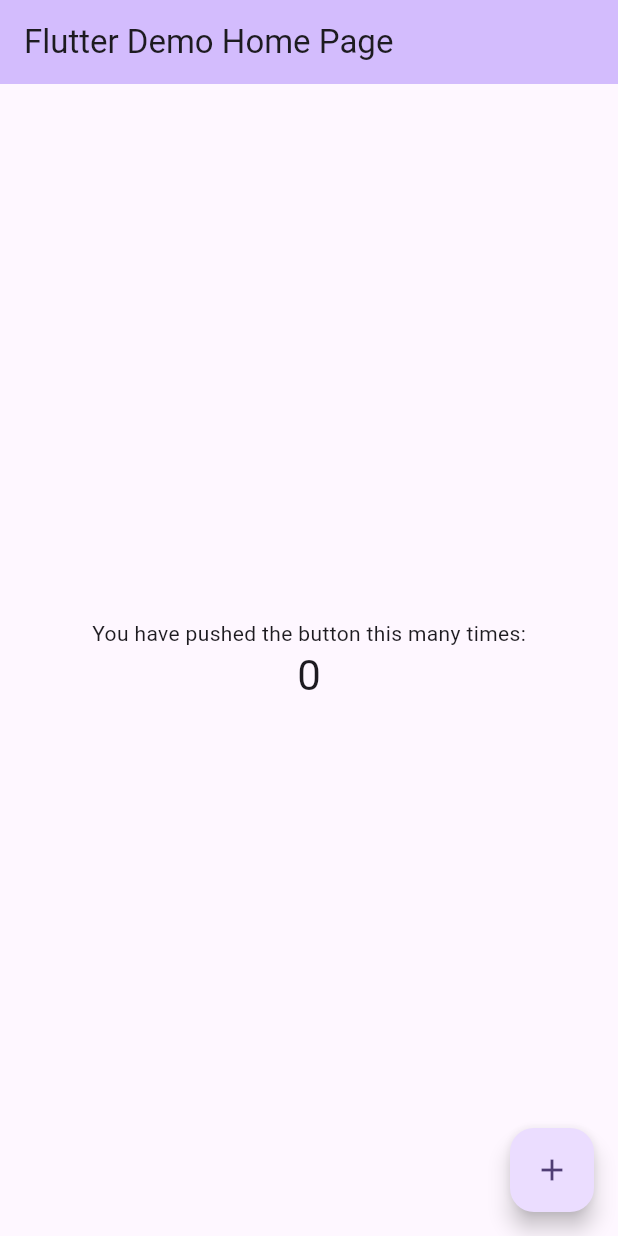
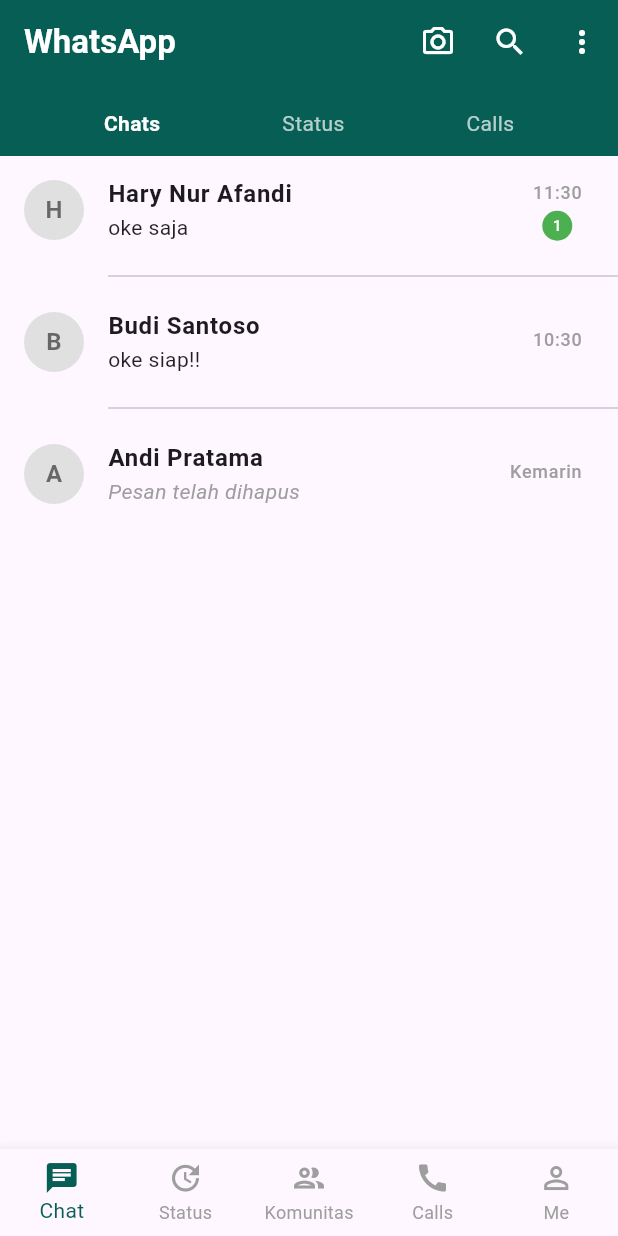
Before and after one commit to harynurafandi/flutter_ui, a Flutter app: the screen it shows after launch, on a phone screen of 412 x 824 dp. Run offline on Flutter 3.47's test engine with Material 3 defaults, Android fonts, the phone set to English and light mode, and no system bars.

Commit message:
feat: implementasi pemisahan halaman ke folder pages sesuai arsitektur

```diff
--- a/lib/main.dart
+++ b/lib/main.dart
@@ -1,4 +1,5 @@
 import 'package:flutter/material.dart';
+import 'pages/chat_list_screen.dart'; // Import halaman utama dari folder pages
 
 void main() {
   runApp(const MyApp());
@@ -7,116 +8,20 @@ void main() {
 class MyApp extends StatelessWidget {
   const MyApp({super.key});
 
-  // This widget is the root of your application.
   @override
   Widget build(BuildContext context) {
     return MaterialApp(
-      title: 'Flutter Demo',
+      title: 'WhatsApp UI',
+      debugShowCheckedModeBanner: false,
       theme: ThemeData(
-        // This is the theme of your application.
-        //
-        // TRY THIS: Try running your application with "flutter run". You'll see
-        // the application has a purple toolbar. Then, without quitting the app,
-        // try changing the seedColor in the colorScheme below to Colors.green
-        // and then invoke "hot reload" (save your changes or press the "hot
-        // reload" button in a Flutter-supported IDE, or press "r" if you used
-        // the command line to start the app).
-        //
-        // Notice that the counter didn't reset back to zero; the application
-        // state is not lost during the reload. To reset the state, use hot
-        // restart instead.
-        //
-        // This works for code too, not just values: Most code changes can be
-        // tested with just a hot reload.
-        colorScheme: .fromSeed(seedColor: Colors.deepPurple),
+        primaryColor: const Color(0xFF075E54),
+        appBarTheme: const AppBarTheme(
+          backgroundColor: Color(0xFF075E54),
+          foregroundColor: Colors.white,
+        ),
       ),
-      home: const MyHomePage(title: 'Flutter Demo Home Page'),
+      // Langsung mengarah ke Halaman Utama di folder pages sesuai arsitektur dosen
+      home: const ChatListScreen(),
     );
   }
 }
-
-class MyHomePage extends StatefulWidget {
-  const MyHomePage({super.key, required this.title});
-
-  // This widget is the home page of your application. It is stateful, meaning
-  // that it has a State object (defined below) that contains fields that affect
-  // how it looks.
-
-  // This class is the configuration for the state. It holds the values (in this
-  // case the title) provided by the parent (in this case the App widget) and
-  // used by the build method of the State. Fields in a Widget subclass are
-  // always marked "final".
-
-  final String title;
-
-  @override
-  State<MyHomePage> createState() => _MyHomePageState();
-}
-
-class _MyHomePageState extends State<MyHomePage> {
-  int _counter = 0;
-
-  void _incrementCounter() {
-    setState(() {
-      // This call to setState tells the Flutter framework that something has
-      // changed in this State, which causes it to rerun the build method below
-      // so that the display can reflect the updated values. If we changed
-      // _counter without calling setState(), then the build method would not be
-      // called again, and so nothing would appear to happen.
-      _counter++;
-    });
-  }
-
-  @override
-  Widget build(BuildContext context) {
-    // This method is rerun every time setState is called, for instance as done
-    // by the _incrementCounter method above.
-    //
-    // The Flutter framework has been optimized to make rerunning build methods
-    // fast, so that you can just rebuild anything that needs updating rather
-    // than having to individually change instances of widgets.
-    return Scaffold(
-      appBar: AppBar(
-        // TRY THIS: Try changing the color here to a specific color (to
-        // Colors.amber, perhaps?) and trigger a hot reload to see the AppBar
-        // change color while the other colors stay the same.
-        backgroundColor: Theme.of(context).colorScheme.inversePrimary,
-        // Here we take the value from the MyHomePage object that was created by
-        // the App.build method, and use it to set our appbar title.
-        title: Text(widget.title),
-      ),
-      body: Center(
-        // Center is a layout widget. It takes a single child and positions it
-        // in the middle of the parent.
-        child: Column(
-          // Column is also a layout widget. It takes a list of children and
-          // arranges them vertically. By default, it sizes itself to fit its
-          // children horizontally, and tries to be as tall as its parent.
-          //
-          // Column has various properties to control how it sizes itself and
-          // how it positions its children. Here we use mainAxisAlignment to
-          // center the children vertically; the main axis here is the vertical
-          // axis because Columns are vertical (the cross axis would be
-          // horizontal).
-          //
-          // TRY THIS: Invoke "debug painting" (choose the "Toggle Debug Paint"
-          // action in the IDE, or press "p" in the console), to see the
-          // wireframe for each widget.
-          mainAxisAlignment: .center,
-          children: [
-            const Text('You have pushed the button this many times:'),
-            Text(
-              '$_counter',
-              style: Theme.of(context).textTheme.headlineMedium,
-            ),
-          ],
-        ),
-      ),
-      floatingActionButton: FloatingActionButton(
-        onPressed: _incrementCounter,
-        tooltip: 'Increment',
-        child: const Icon(Icons.add),
-      ),
-    );
-  }
-}
--- /dev/null
+++ b/lib/pages/chat_list_screen.dart
@@ -0,0 +1,119 @@
+import 'package:flutter/material.dart';
+import 'chat_room_screen.dart'; // Menghubungkan ke halaman chat room
+
+class ChatListScreen extends StatelessWidget {
+  const ChatListScreen({super.key});
+
+  @override
+  Widget build(BuildContext context) {
+    // Data list chat sesuai sketsa kertas pink Anda
+    final List<Map<String, dynamic>> chatList = [
+      {
+        'name': 'Hary Nur Afandi',
+        'lastMessage': 'oke saja',
+        'time': '11:30',
+        'unread': 1,
+      },
+      {
+        'name': 'Budi Santoso',
+        'lastMessage': 'oke siap!!',
+        'time': '10:30',
+        'unread': 0,
+      },
+      {
+        'name': 'Andi Pratama',
+        'lastMessage': 'Pesan telah dihapus',
+        'time': 'Kemarin',
+        'unread': 0,
+      },
+    ];
+
+    return Scaffold(
+      appBar: AppBar(
+        title: const Text('WhatsApp', style: TextStyle(fontWeight: FontWeight.bold)),
+        actions: [
+          IconButton(icon: const Icon(Icons.camera_alt_outlined), onPressed: () {}),
+          IconButton(icon: const Icon(Icons.search), onPressed: () {}),
+          IconButton(icon: const Icon(Icons.more_vert), onPressed: () {}),
+        ],
+        bottom: const PreferredSize(
+          preferredSize: Size.fromHeight(48.0),
+          child: Row(
+            mainAxisAlignment: MainAxisAlignment.spaceEvenly,
+            children: [
+              Padding(padding: EdgeInsets.all(12.0), child: Text('Chats', style: TextStyle(color: Colors.white, fontWeight: FontWeight.bold))),
+              Padding(padding: EdgeInsets.all(12.0), child: Text('Status', style: TextStyle(color: Colors.white70))),
+              Padding(padding: EdgeInsets.all(12.0), child: Text('Calls', style: TextStyle(color: Colors.white70))),
+            ],
+          ),
+        ),
+      ),
+      // Menggunakan ListView.separated sesuai materi bapak dosen halaman 5
+      body: ListView.separated(
+        itemCount: chatList.length,
+        separatorBuilder: (context, index) => const Divider(indent: 72),
+        itemBuilder: (context, index) {
+          final chat = chatList[index];
+
+          return ListTile(
+            leading: CircleAvatar(
+              backgroundColor: Colors.grey[300],
+              child: Text(chat['name'][0], style: const TextStyle(color: Colors.black54, fontWeight: FontWeight.bold)),
+            ),
+            title: Text(
+              chat['name'],
+              style: const TextStyle(fontWeight: FontWeight.bold),
+            ),
+            subtitle: Text(
+              chat['lastMessage'],
+              style: TextStyle(
+                color: chat['lastMessage'] == 'Pesan telah dihapus' ? Colors.grey : Colors.black87,
+                fontStyle: chat['lastMessage'] == 'Pesan telah dihapus' ? FontStyle.italic : FontStyle.normal,
+              ),
+            ),
+            trailing: Column(
+              mainAxisAlignment: MainAxisAlignment.center,
+              children: [
+                Text(
+                  chat['time'],
+                  style: const TextStyle(fontSize: 12, color: Colors.grey),
+                ),
+                const SizedBox(height: 4),
+                if (chat['unread'] > 0)
+                  CircleAvatar(
+                    radius: 10,
+                    backgroundColor: Colors.green,
+                    child: Text(
+                      '${chat['unread']}',
+                      style: const TextStyle(fontSize: 10, color: Colors.white),
+                    ),
+                  )
+              ],
+            ),
+            onTap: () {
+              // Pindah ke halaman detail obrolan di folder pages
+              Navigator.push(
+                context,
+                MaterialPageRoute(
+                  builder: (context) => ChatRoomScreen(name: chat['name']),
+                ),
+              );
+            },
+          );
+        },
+      ),
+      bottomNavigationBar: BottomNavigationBar(
+        type: BottomNavigationBarType.fixed,
+        selectedItemColor: const Color(0xFF075E54),
+        unselectedItemColor: Colors.grey,
+        items: const [
+          BottomNavigationBarItem(icon: Icon(Icons.chat), label: 'Chat'),
+          BottomNavigationBarItem(icon: Icon(Icons.update), label: 'Status'),
+          BottomNavigationBarItem(icon: Icon(Icons.group_outlined), label: 'Komunitas'),
+          BottomNavigationBarItem(icon: Icon(Icons.call), label: 'Calls'),
+          BottomNavigationBarItem(icon: Icon(Icons.person_outline), label: 'Me'),
+        ],
+      ),
+    );
+  }
+}
```
Also changed, not shown: lib/pages/chat_room_screen.dart (added, +131 -0 lines).
